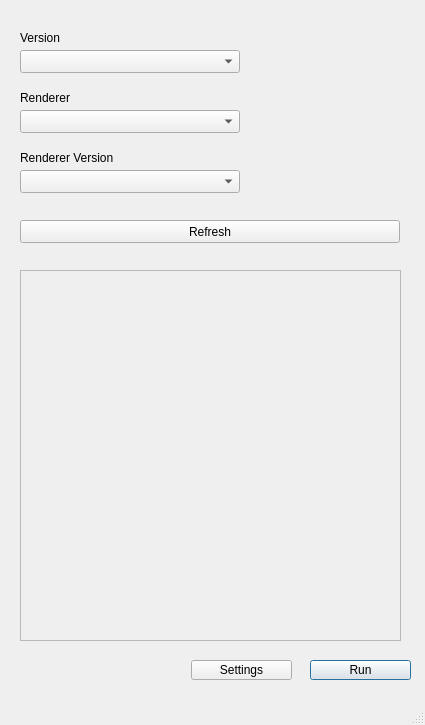
The window that KatanaLauncher/bin/KatanaLauncher.ui (AndrewPsencikFoundry/KatanaCentOSLauncher) describes before a commit, drawn with Qt 5.
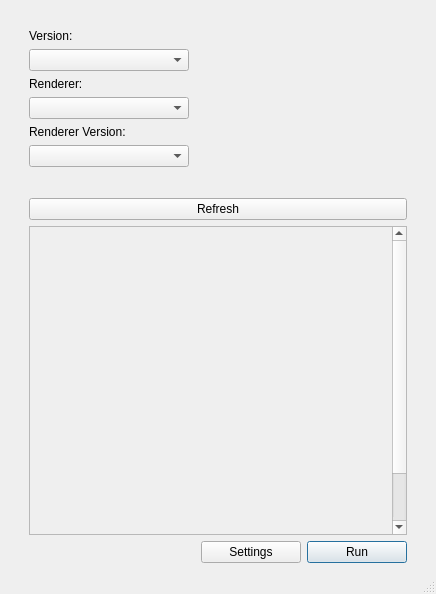
The same window after the commit. Icons and pictures are not drawn.

Commit message: Added widgets to layouts and now expand with the window

```diff
--- a/KatanaLauncher/bin/KatanaLauncher.ui
+++ b/KatanaLauncher/bin/KatanaLauncher.ui
@@ -6,14 +6,14 @@
    <rect>
     <x>0</x>
     <y>0</y>
-    <width>425</width>
-    <height>725</height>
+    <width>436</width>
+    <height>594</height>
    </rect>
   </property>
   <property name="minimumSize">
    <size>
-    <width>425</width>
-    <height>725</height>
+    <width>0</width>
+    <height>0</height>
    </size>
   </property>
   <property name="windowTitle">
@@ -26,127 +26,31 @@
    <string notr="true"/>
   </property>
   <widget class="QWidget" name="centralwidget">
-   <widget class="QComboBox" name="katana_version_CB">
-    <property name="geometry">
-     <rect>
-      <x>20</x>
-      <y>50</y>
-      <width>220</width>
-      <height>23</height>
-     </rect>
-    </property>
-    <property name="editable">
-     <bool>false</bool>
-    </property>
-    <property name="placeholderText">
-     <string/>
-    </property>
-   </widget>
-   <widget class="QComboBox" name="renderer_CB">
-    <property name="geometry">
-     <rect>
-      <x>20</x>
-      <y>110</y>
-      <width>220</width>
-      <height>23</height>
-     </rect>
-    </property>
-   </widget>
-   <widget class="QLabel" name="katana_version_LBL">
-    <property name="geometry">
-     <rect>
-      <x>20</x>
-      <y>30</y>
-      <width>141</width>
-      <height>16</height>
-     </rect>
-    </property>
-    <property name="text">
-     <string>Version</string>
-    </property>
-   </widget>
-   <widget class="QLabel" name="renderer_LBL">
-    <property name="geometry">
-     <rect>
-      <x>20</x>
-      <y>90</y>
-      <width>141</width>
-      <height>16</height>
-     </rect>
-    </property>
-    <property name="text">
-     <string>Renderer</string>
-    </property>
-   </widget>
-   <widget class="QComboBox" name="renderer_version_CB">
-    <property name="geometry">
-     <rect>
-      <x>20</x>
-      <y>170</y>
-      <width>220</width>
-      <height>23</height>
-     </rect>
-    </property>
-   </widget>
-   <widget class="QLabel" name="renderer_version_LBL">
-    <property name="geometry">
-     <rect>
-      <x>20</x>
-      <y>150</y>
-      <width>141</width>
-      <height>16</height>
-     </rect>
-    </property>
-    <property name="text">
-     <string>Renderer Version</string>
-    </property>
-   </widget>
-   <widget class="QPushButton" name="run_BTN">
-    <property name="geometry">
-     <rect>
-      <x>310</x>
-      <y>660</y>
-      <width>101</width>
-      <height>20</height>
-     </rect>
-    </property>
-    <property name="text">
-     <string>Run</string>
-    </property>
-    <property name="autoDefault">
-     <bool>false</bool>
-    </property>
-    <property name="default">
-     <bool>true</bool>
-    </property>
-   </widget>
-   <widget class="QPushButton" name="settings_BTN">
-    <property name="geometry">
-     <rect>
-      <x>191</x>
-      <y>660</y>
-      <width>101</width>
-      <height>20</height>
-     </rect>
-    </property>
-    <property name="text">
-     <string>Settings</string>
-    </property>
-    <property name="autoDefault">
-     <bool>false</bool>
-    </property>
-   </widget>
+   <property name="sizePolicy">
+    <sizepolicy hsizetype="Preferred" vsizetype="Preferred">
+     <horstretch>0</horstretch>
+     <verstretch>0</verstretch>
+    </sizepolicy>
+   </property>
+   <layout class="QVBoxLayout" name="verticalLayout_2">
+    <item>
+     <layout class="QGridLayout" name="gridLayout" rowstretch="1,0,0,0" columnstretch="1,0,0,0">
+      <property name="sizeConstraint">
+       <enum>QLayout::SetNoConstraint</enum>
+      </property>
+      <property name="leftMargin">
+       <number>20</number>
+      </property>
+      <property name="topMargin">
+       <number>20</number>
+      </property>
+      <property name="rightMargin">
+       <number>20</number>
+      </property>
+      <item row="2" column="0" colspan="4">
    <widget class="QScrollArea" name="scrollArea">
-    <property name="geometry">
-     <rect>
-      <x>20</x>
-      <y>270</y>
-      <width>381</width>
-      <height>371</height>
-     </rect>
-    </property>
     <property name="sizePolicy">
-     <sizepolicy hsizetype="Expanding" vsizetype="Ignored">
+         <sizepolicy hsizetype="Expanding" vsizetype="Expanding">
       <horstretch>0</horstretch>
       <verstretch>0</verstretch>
      </sizepolicy>
@@ -172,19 +76,28 @@
        <height>369</height>
       </rect>
      </property>
+         <property name="sizePolicy">
+          <sizepolicy hsizetype="Expanding" vsizetype="Expanding">
+           <horstretch>0</horstretch>
+           <verstretch>0</verstretch>
+          </sizepolicy>
+         </property>
      <widget class="QWidget" name="verticalLayoutWidget">
       <property name="geometry">
        <rect>
         <x>0</x>
         <y>0</y>
-        <width>1192</width>
-        <height>1192</height>
+            <width>541</width>
+            <height>350</height>
        </rect>
       </property>
       <layout class="QVBoxLayout" name="scripts_layout">
        <property name="spacing">
         <number>5</number>
        </property>
+           <property name="sizeConstraint">
+            <enum>QLayout::SetNoConstraint</enum>
+           </property>
        <property name="leftMargin">
         <number>10</number>
        </property>
@@ -195,34 +108,132 @@
      </widget>
     </widget>
    </widget>
-   <widget class="QLabel" name="label">
-    <property name="geometry">
-     <rect>
-      <x>260</x>
-      <y>40</y>
-      <width>150</width>
-      <height>150</height>
-     </rect>
-    </property>
+      </item>
+      <item row="3" column="2">
+       <widget class="QPushButton" name="settings_BTN">
+        <property name="sizePolicy">
+         <sizepolicy hsizetype="Expanding" vsizetype="Fixed">
+          <horstretch>1</horstretch>
+          <verstretch>0</verstretch>
+         </sizepolicy>
+        </property>
+        <property name="maximumSize">
+         <size>
+          <width>100</width>
+          <height>16777215</height>
+         </size>
+        </property>
     <property name="text">
-     <string/>
-    </property>
-    <property name="pixmap">
-     <pixmap>test.png</pixmap>
-    </property>
-    <property name="scaledContents">
+         <string>Settings</string>
+        </property>
+        <property name="autoDefault">
+         <bool>false</bool>
+        </property>
+       </widget>
+      </item>
+      <item row="3" column="3">
+       <widget class="QPushButton" name="run_BTN">
+        <property name="sizePolicy">
+         <sizepolicy hsizetype="Expanding" vsizetype="Fixed">
+          <horstretch>1</horstretch>
+          <verstretch>0</verstretch>
+         </sizepolicy>
+        </property>
+        <property name="maximumSize">
+         <size>
+          <width>100</width>
+          <height>16777215</height>
+         </size>
+        </property>
+        <property name="text">
+         <string>Run</string>
+        </property>
+        <property name="autoDefault">
+         <bool>false</bool>
+        </property>
+        <property name="default">
      <bool>true</bool>
     </property>
    </widget>
+      </item>
+      <item row="0" column="0">
+       <layout class="QVBoxLayout" name="verticalLayout">
+        <property name="bottomMargin">
+         <number>25</number>
+        </property>
+        <item>
+         <layout class="QFormLayout" name="formLayout">
+          <item row="0" column="0">
+           <widget class="QLabel" name="katana_version_LBL">
+            <property name="text">
+             <string>Version:</string>
+            </property>
+           </widget>
+          </item>
+          <item row="1" column="0" colspan="2">
+           <widget class="QComboBox" name="katana_version_CB">
+            <property name="sizePolicy">
+             <sizepolicy hsizetype="Expanding" vsizetype="Fixed">
+              <horstretch>0</horstretch>
+              <verstretch>0</verstretch>
+             </sizepolicy>
+            </property>
+            <property name="editable">
+             <bool>false</bool>
+            </property>
+            <property name="placeholderText">
+             <string/>
+            </property>
+           </widget>
+          </item>
+         </layout>
+        </item>
+        <item>
+         <layout class="QFormLayout" name="formLayout_2">
+          <item row="0" column="0">
+           <widget class="QLabel" name="renderer_LBL">
+            <property name="text">
+             <string>Renderer:</string>
+            </property>
+           </widget>
+          </item>
+          <item row="1" column="0" colspan="2">
+           <widget class="QComboBox" name="renderer_CB">
+            <property name="sizePolicy">
+             <sizepolicy hsizetype="Expanding" vsizetype="Fixed">
+              <horstretch>0</horstretch>
+              <verstretch>0</verstretch>
+             </sizepolicy>
+            </property>
+           </widget>
+          </item>
+         </layout>
+        </item>
+        <item>
+         <layout class="QFormLayout" name="formLayout_3">
+          <item row="0" column="0">
+           <widget class="QLabel" name="renderer_version_LBL">
+            <property name="text">
+             <string>Renderer Version:</string>
+            </property>
+           </widget>
+          </item>
+          <item row="1" column="0" colspan="2">
+           <widget class="QComboBox" name="renderer_version_CB">
+            <property name="sizePolicy">
+             <sizepolicy hsizetype="Expanding" vsizetype="Fixed">
+              <horstretch>0</horstretch>
+              <verstretch>0</verstretch>
+             </sizepolicy>
+            </property>
+           </widget>
+          </item>
+         </layout>
+        </item>
+       </layout>
+      </item>
+      <item row="1" column="0" colspan="4">
    <widget class="QPushButton" name="refresh_BTN">
-    <property name="geometry">
-     <rect>
-      <x>20</x>
-      <y>220</y>
-      <width>380</width>
-      <height>23</height>
-     </rect>
-    </property>
     <property name="toolTip">
      <string>&lt;html&gt;&lt;head/&gt;&lt;body&gt;&lt;p&gt;Refresh all paths.&lt;/p&gt;&lt;/body&gt;&lt;/html&gt;</string>
     </property>
@@ -230,6 +241,38 @@
      <string>Refresh</string>
     </property>
    </widget>
+      </item>
+      <item row="0" column="2" colspan="2">
+       <widget class="QLabel" name="label">
+        <property name="sizePolicy">
+         <sizepolicy hsizetype="Maximum" vsizetype="Maximum">
+          <horstretch>0</horstretch>
+          <verstretch>0</verstretch>
+         </sizepolicy>
+        </property>
+        <property name="maximumSize">
+         <size>
+          <width>200</width>
+          <height>200</height>
+         </size>
+        </property>
+        <property name="text">
+         <string/>
+        </property>
+        <property name="pixmap">
+         <pixmap>test.png</pixmap>
+        </property>
+        <property name="scaledContents">
+         <bool>true</bool>
+        </property>
+        <property name="alignment">
+         <set>Qt::AlignCenter</set>
+        </property>
+       </widget>
+      </item>
+     </layout>
+    </item>
+   </layout>
   </widget>
   <widget class="QMenuBar" name="menubar">
    <property name="geometry">
```
Left out of the diff: 5 changed lines with no effect on the pictures. Lines whose indentation alone changed are shown as unchanged. The commit also changes 1 other file.
